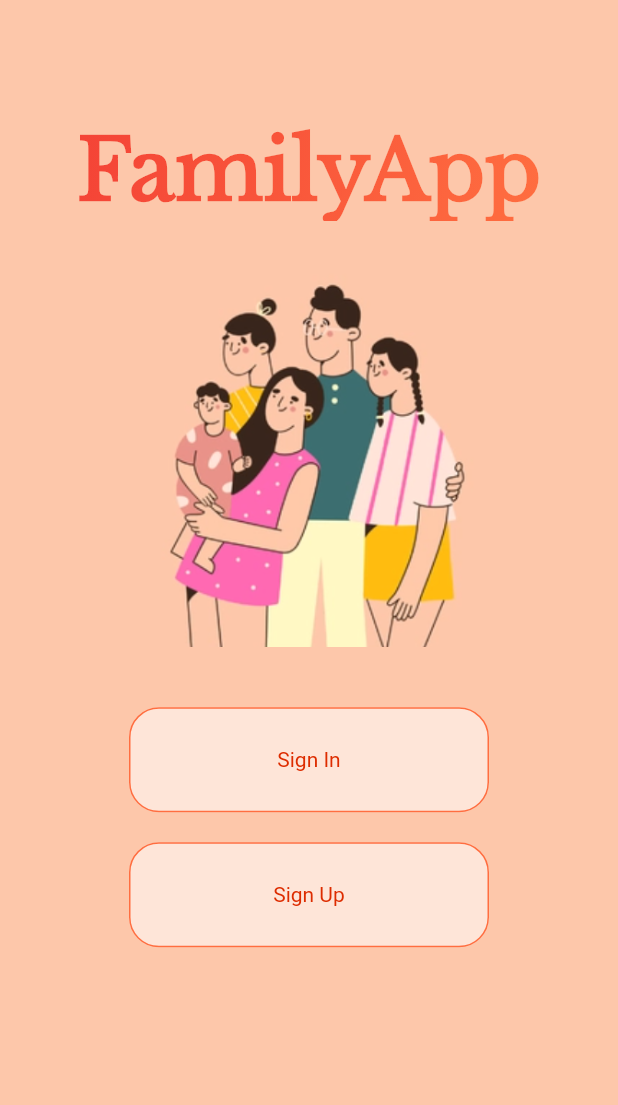
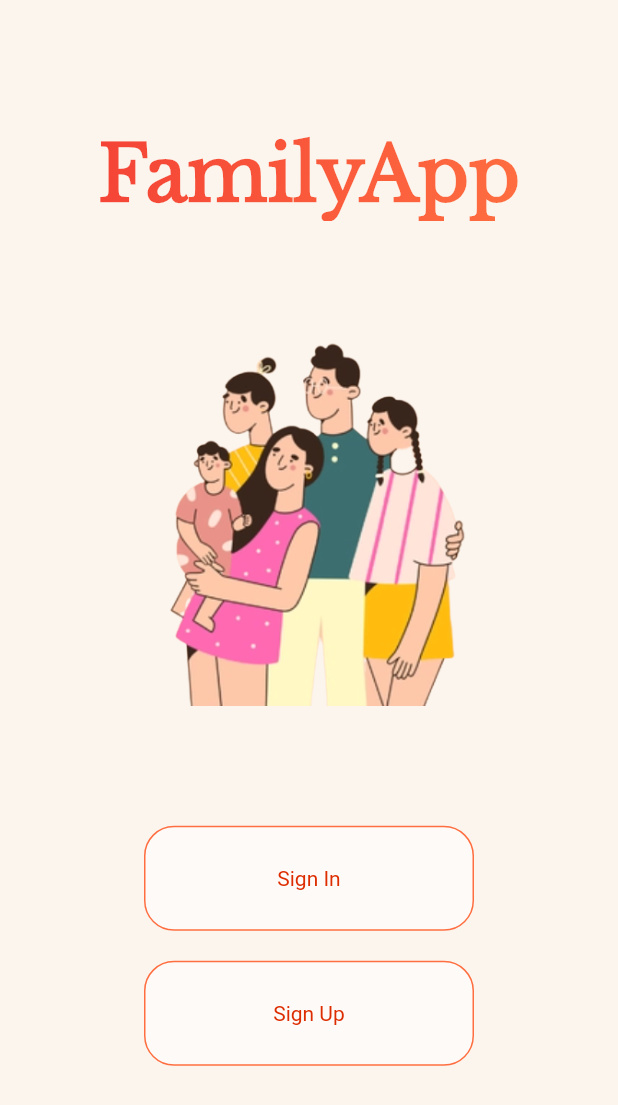
Before and after one commit to peyalrhmn/Family-App, a Flutter app: the screen it shows after launch, on a phone screen of 412 x 824 dp. Shown: the top 1105 px of the screen. Run offline on Flutter 3.47's test engine with Material 2 defaults, Android fonts, the phone set to English and light mode, and no system bars; our stand-ins replace cloud_firestore, firebase_auth, firebase_core, flutter_speed_dial, google_maps_flutter, location; accounts and stored records are empty.

Commit message:
locations merged with this branch, homapage text size reduced, homepage color changed

```diff
--- a/familyappver1/lib/Screens/WelcomePage/parts/body.dart
+++ b/familyappver1/lib/Screens/WelcomePage/parts/body.dart
@@ -7,11 +7,12 @@ class Body extends StatelessWidget {
   @override
   Widget build(BuildContext context) {
     return Scaffold(
-      backgroundColor: const Color(0xFFfdc7aa),
+      //backgroundColor: const Color(0xFFfdc7aa),
+      backgroundColor: const Color(0xFFfcf5ed),
       body: Column(
         children: <Widget>[
           Container(
-            padding: const EdgeInsets.fromLTRB(20.0, 70.0, 20.0, 0.0),
+            padding: const EdgeInsets.fromLTRB(20.0, 75.0, 20.0, 0.0),
             margin: const EdgeInsets.all(10.0),
             child: ShaderMask(
               blendMode: BlendMode.srcIn,
@@ -24,7 +25,7 @@ class Body extends StatelessWidget {
               style: TextStyle(
               fontFamily: 'Libre Baskerville',
               fontWeight: FontWeight.bold,
-              fontSize: 55.0,
+              fontSize: 50.0,
               foreground: Paint()
                   ..style = PaintingStyle.fill
                   ..color = Colors.black
@@ -34,12 +35,12 @@ class Body extends StatelessWidget {
           ),
           ),
           Container(
-            padding: const EdgeInsets.fromLTRB(20.0, 0, 20.0, 10.0),
+            padding: const EdgeInsets.fromLTRB(20.0, 40.0, 20.0, 10.0),
             margin: const EdgeInsets.all(10.0),
-            child: Image.asset('assets/images/welcomeimage.png'),
+            child: Image.asset('assets/images/welcomeimage2.png'),
           ),
           Container(
-            padding: const EdgeInsets.fromLTRB(20.0, 10.0, 20.0, 0.0),
+            padding: const EdgeInsets.fromLTRB(20.0, 50.0, 20.0, 0.0),
             margin: const EdgeInsets.all(10.0),
             child: OutlinedButton(
               onPressed: () {
@@ -54,7 +55,7 @@ class Body extends StatelessWidget {
               },
               child: const Text('Sign In'),
               style: OutlinedButton.styleFrom(
-                minimumSize: const Size(240,70),
+                minimumSize: const Size(220,70),
                   backgroundColor: Colors.white54,
                   primary: Colors.deepOrangeAccent[700],
                   side: const BorderSide(color: Colors.deepOrangeAccent),
@@ -81,7 +82,7 @@ class Body extends StatelessWidget {
               child: const Text('Sign Up'),
               style: OutlinedButton.styleFrom(
                   backgroundColor: Colors.white54,
-                  minimumSize: const Size(240,70),
+                  minimumSize: const Size(220,70),
                   primary: Colors.deepOrangeAccent[700],
                   side: const BorderSide(color: Colors.deepOrangeAccent),
                   shape: RoundedRectangleBorder(
--- a/familyappver1/pubspec.yaml
+++ b/familyappver1/pubspec.yaml
@@ -40,6 +40,8 @@ dependencies:
   firebase_core: ^1.10.5
   flutter_speed_dial: ^4.3.0
   provider: ^6.0.1
+  location: ^4.2.0
+  google_maps_flutter: ^2.1.1
 
 dev_dependencies:
   flutter_test:
```
Also changed, not shown: familyappver1/lib/Screens/LandingPage/parts/body.dart (+8 -0 lines), familyappver1/lib/Screens/Location/LocationsHomePage.dart (added, +97 -0 lines), familyappver1/assets/images/human_logo.png (added), familyappver1/assets/images/welcomeimage2.png (added), familyappver1/pubspec.lock, 1 other file.
